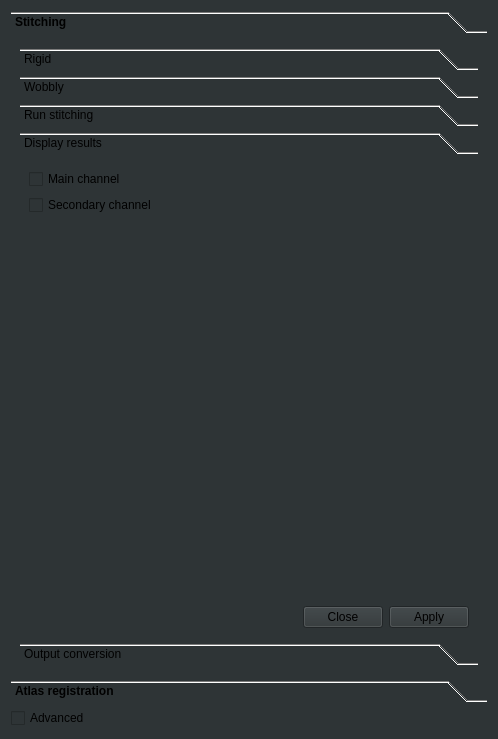
First picture: the form in ClearMap/gui/creator/alignment_tab.ui, repository ClearAnatomics/ClearMap, before the edit.
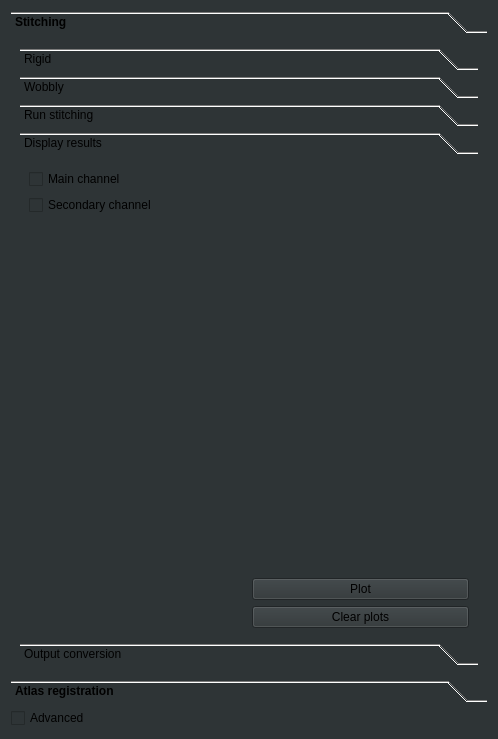
Second picture: the form after the edit. The open tabs and pages were chosen to show the change. Icons and pictures are not drawn.

Commit message: Replaces QDialogButtonBox by simple QPushButton whenever applicable

Patch:
```diff
--- a/ClearMap/gui/creator/alignment_tab.ui
+++ b/ClearMap/gui/creator/alignment_tab.ui
@@ -839,8 +839,8 @@
             <attribute name="label">
              <string>Display results</string>
             </attribute>
-            <layout class="QVBoxLayout" name="verticalLayout_3">
-             <item>
+            <layout class="QGridLayout" name="gridLayout_4">
+             <item row="0" column="0">
               <layout class="QFormLayout" name="formLayout_4">
                <item row="0" column="0">
                 <widget class="QCheckBox" name="stitchingPreviewRawCheckBox">
@@ -858,7 +858,7 @@
                </item>
               </layout>
              </item>
-             <item>
+             <item row="1" column="0">
               <spacer name="verticalSpacer_10">
                <property name="orientation">
                 <enum>Qt::Vertical</enum>
@@ -871,12 +871,16 @@
                </property>
               </spacer>
              </item>
-             <item>
-              <widget class="QDialogButtonBox" name="displayStitchingButtonBox">
-               <property name="standardButtons">
-                <set>QDialogButtonBox::Apply|QDialogButtonBox::Close</set>
+             <item row="3" column="1">
+              <widget class="QPushButton" name="displayStitchingClearPlots">
+               <property name="text">
+                <string>Clear plots</string>
                </property>
-               <property name="applyText" stdset="0">
+              </widget>
+             </item>
+             <item row="2" column="1">
+              <widget class="QPushButton" name="displayStitchingPushButton">
+               <property name="text">
                 <string>Plot</string>
                </property>
               </widget>
```
Left out of the diff: 85 changed lines with no effect on the pictures. The commit also changes 5 other files.
